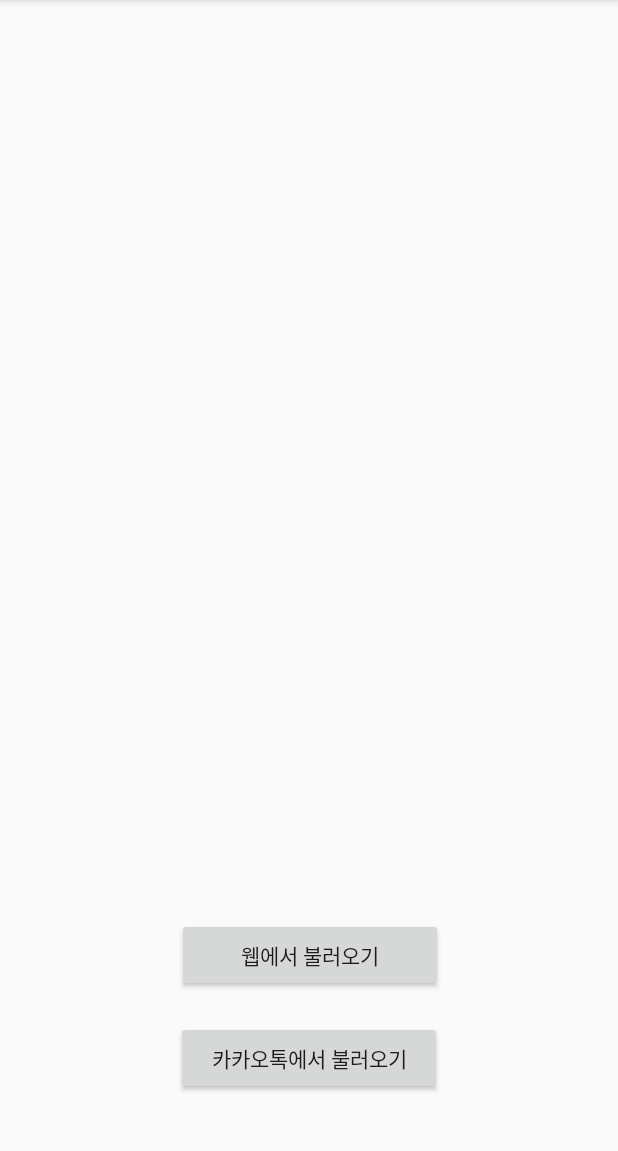
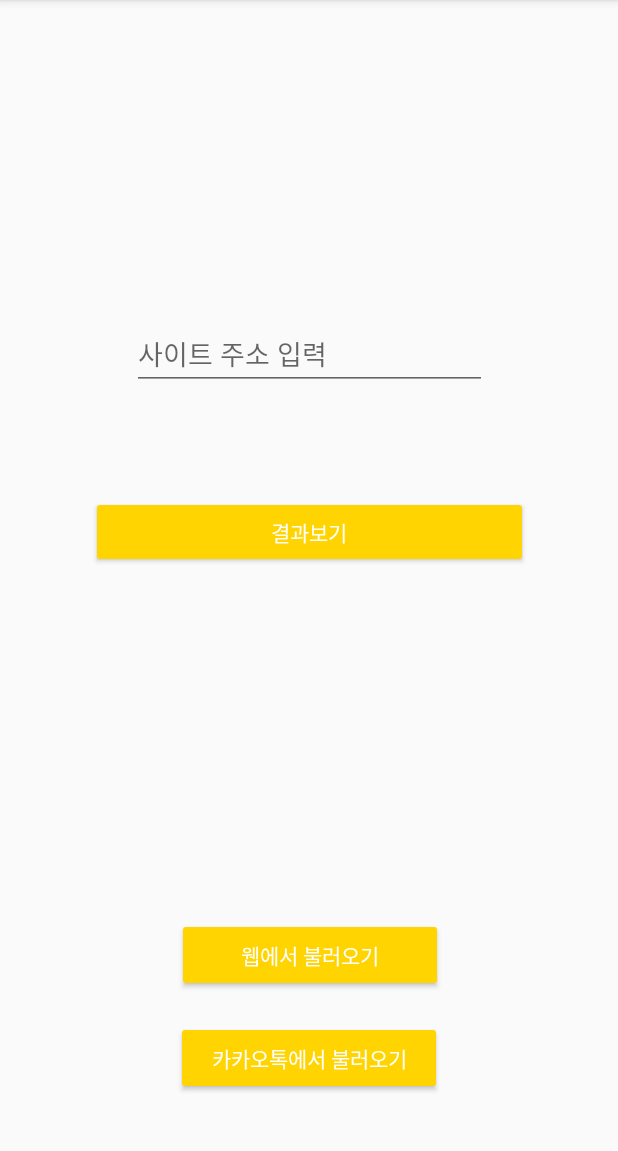
Before and after one commit to MinJaeSim/MobileWordCloud, an Android app: the MainActivity screen opened directly, with no data from a screen before it, after a tap on "웹에서 불러오기", on a phone screen of 412 x 824 dp, the part 84-1235 px from its top. Run offline under Robolectric (Android 15) with nearby library versions, the phone set to English and light mode, and no system bars.

Commit message:
기본 레이아웃

```diff
--- a/app/src/main/java/com/example/simminje/mobilewordcloud/View/CanvasView.java
+++ b/app/src/main/java/com/example/simminje/mobilewordcloud/Model/ResultCanvas.java
@@ -1,4 +1,4 @@
-package com.example.simminje.mobilewordcloud.View;
+package com.example.simminje.mobilewordcloud.Model;
 
 import android.content.Context;
 import android.graphics.Canvas;
@@ -8,10 +8,10 @@ import android.support.annotation.Nullable;
 import android.util.AttributeSet;
 import android.view.View;
 
-public class CanvasView extends View {
+public class ResultCanvas extends View {
     private Paint paint;
 
-    public CanvasView(Context context, @Nullable AttributeSet attrs) {
+    public ResultCanvas(Context context, @Nullable AttributeSet attrs) {
         super(context, attrs);
         paint = new Paint();
         paint.setAntiAlias(true);
--- a/app/src/main/java/com/example/simminje/mobilewordcloud/View/DisplayActivity.java
+++ b/app/src/main/java/com/example/simminje/mobilewordcloud/View/DisplayActivity.java
@@ -4,6 +4,7 @@ import android.os.Bundle;
 import android.support.annotation.Nullable;
 import android.support.v7.app.AppCompatActivity;
 
+import com.example.simminje.mobilewordcloud.Model.ResultCanvas;
 import com.example.simminje.mobilewordcloud.R;
 
 public class DisplayActivity extends AppCompatActivity {
@@ -11,8 +12,8 @@ public class DisplayActivity extends AppCompatActivity {
     @Override
     protected void onCreate(@Nullable Bundle savedInstanceState) {
         super.onCreate(savedInstanceState);
-        setContentView(R.layout.);
-        CanvasView canvasView = (CanvasView) findViewById(R.id.canvas_view);
+        setContentView(R.layout.activity_display);
+        ResultCanvas resultCanvas = (ResultCanvas) findViewById(R.id.canvas_view);
 
     }
 }
--- /dev/null
+++ b/app/src/main/java/com/example/simminje/mobilewordcloud/View/LoadWebFragment.java
@@ -0,0 +1,49 @@
+package com.example.simminje.mobilewordcloud.View;
+
+import android.os.Bundle;
+import android.support.annotation.Nullable;
+import android.support.v4.app.Fragment;
+import android.util.Log;
+import android.view.LayoutInflater;
+import android.view.View;
+import android.view.ViewGroup;
+
+import com.example.simminje.mobilewordcloud.R;
+
+import org.jsoup.Jsoup;
+import org.jsoup.nodes.Document;
+import org.jsoup.nodes.Element;
+import org.jsoup.select.Elements;
+
+import java.io.IOException;
+
+public class LoadWebFragment extends Fragment {
+    @Nullable
+    @Override
+    public View onCreateView(LayoutInflater inflater, @Nullable ViewGroup container, @Nullable Bundle savedInstanceState) {
+        View view = inflater.inflate(R.layout.fragment_load_web, container, false);
+        //Log.i("AAAA", "WEB");
+        crawlingData();
+
+        return view;
+    }
+
+    private void crawlingData() {
+        new Thread(){
+            @Override
+            public void run() {
+                String url = "http://news.joins.com/article/21755298?cloc=joongang|home|newslist1big";
+                Document doc = null;
+                try {
+                    doc = Jsoup.connect(url).header("content-type", "multipart/form-data; boundary=---011000010111000001101001").header("authorization", "Basic ZmJfMTY2MTUzMDc0NzQ2MTk5NDox").header("cache-control", "no-cache").get();
+                    Elements title = doc.select("div#article_body");
+                    for (Element e : title) {
+                        System.out.println(e.text());
+                    }
+                } catch (IOException e) {
+                    e.printStackTrace();
+                }
+            }
+        }.start();
+    }
+}
--- a/app/src/main/java/com/example/simminje/mobilewordcloud/View/MainActivity.java
+++ b/app/src/main/java/com/example/simminje/mobilewordcloud/View/MainActivity.java
@@ -1,35 +1,37 @@
 package com.example.simminje.mobilewordcloud.View;
 
-import android.content.Context;
-import android.os.Environment;
+import android.os.Bundle;
+import android.support.v4.app.Fragment;
+import android.support.v4.app.FragmentManager;
 import android.support.v7.app.AppCompatActivity;
-import android.os.Bundle;
-import android.util.Log;
 import android.view.View;
 import android.widget.Button;
-import android.widget.ListView;
-import android.widget.TextView;
 
 import com.example.simminje.mobilewordcloud.R;
 
-import java.util.List;
-
 public class MainActivity extends AppCompatActivity {
 
-
+    private FragmentManager fm;
 
     @Override
     protected void onCreate(Bundle savedInstanceState) {
         super.onCreate(savedInstanceState);
         setContentView(R.layout.activity_main);
 
+        fm = getSupportFragmentManager();
+        Fragment fragment = fm.findFragmentById(R.id.fragment_container);
+
+        if (fragment == null) {
+            fragment = new MainFragment();
+            fm.beginTransaction().add(R.id.fragment_container, fragment).commit();
+        }
 
         Button loadFromWebButton = (Button) findViewById(R.id.load_from_web_button);
         loadFromWebButton.setOnClickListener(new View.OnClickListener() {
             @Override
             public void onClick(View v) {
-                Log.i("AAAA", "Web");
-
+                Fragment LoadFromWebFragment = new LoadWebFragment();
+                fm.beginTransaction().replace(R.id.fragment_container, LoadFromWebFragment).commit();
             }
         });
 
@@ -37,8 +39,8 @@ public class MainActivity extends AppCompatActivity {
         loadFromKaKaoButton.setOnClickListener(new View.OnClickListener() {
             @Override
             public void onClick(View v) {
-                Log.i("AAAA", "KAKAO");
-
+                Fragment LoadFromKakaoFragment = new LoadKakaoFragment();
+                fm.beginTransaction().replace(R.id.fragment_container, LoadFromKakaoFragment).commit();
             }
         });
     }
--- /dev/null
+++ b/app/src/main/java/com/example/simminje/mobilewordcloud/View/MainFragment.java
@@ -0,0 +1,21 @@
+package com.example.simminje.mobilewordcloud.View;
+
+import android.os.Bundle;
+import android.support.annotation.Nullable;
+import android.support.v4.app.Fragment;
+import android.util.Log;
+import android.view.LayoutInflater;
+import android.view.View;
+import android.view.ViewGroup;
+
+import com.example.simminje.mobilewordcloud.R;
+
+public class MainFragment extends Fragment {
+    @Nullable
+    @Override
+    public View onCreateView(LayoutInflater inflater, @Nullable ViewGroup container, @Nullable Bundle savedInstanceState) {
+        View view = inflater.inflate(R.layout.fragment_main,container,false);
+        Log.i("AAAA","MAIN");
+        return view;
+    }
+}
--- a/app/src/main/res/layout/activity_display.xml
+++ b/app/src/main/res/layout/activity_display.xml
@@ -4,7 +4,7 @@
     android:layout_height="match_parent"
     android:orientation="vertical">
 
-    <com.example.simminje.mobilewordcloud.View.CanvasView
+    <com.example.simminje.mobilewordcloud.Model.ResultCanvas
         android:id="@+id/canvas_view"
         android:layout_width="match_parent"
         android:layout_height="wrap_content"
--- a/app/src/main/res/layout/activity_main.xml
+++ b/app/src/main/res/layout/activity_main.xml
@@ -5,37 +5,59 @@
     android:layout_width="match_parent"
     android:layout_height="match_parent"
     tools:context="com.example.simminje.mobilewordcloud.View.MainActivity"
-    tools:layout_editor_absoluteY="81dp"
-    tools:layout_editor_absoluteX="0dp">
-
+    tools:layout_editor_absoluteX="0dp"
+    tools:layout_editor_absoluteY="81dp">
 
 
     <Button
         android:id="@+id/load_from_web_button"
-        android:text="@string/dialog_load_from_web"
-        android:layout_gravity="bottom|start"
+        style="@style/Widget.AppCompat.Button.Colored"
         android:layout_width="177dp"
         android:layout_height="49dp"
+        android:layout_gravity="bottom|start"
         android:layout_marginBottom="19dp"
+        android:text="@string/dialog_load_from_web"
         app:layout_constraintBottom_toTopOf="@+id/load_from_kakao_button"
+        app:layout_constraintHorizontal_bias="0.502"
         app:layout_constraintLeft_toLeftOf="parent"
         app:layout_constraintRight_toRightOf="parent"
-        tools:layout_constraintRight_creator="1"
         tools:layout_constraintLeft_creator="1"
-        app:layout_constraintHorizontal_bias="0.502" />
+        tools:layout_constraintRight_creator="1" />
+
     <Button
         android:id="@+id/load_from_kakao_button"
-        android:text="@string/dialog_load_from_kakao"
-        android:layout_gravity="bottom|end"
+        style="@style/Widget.AppCompat.Button.Colored"
         android:layout_width="177dp"
         android:layout_height="49dp"
+        android:layout_gravity="bottom|end"
+        android:layout_marginBottom="38dp"
+        android:text="@string/dialog_load_from_kakao"
+        app:layout_constraintBottom_toBottomOf="parent"
+        app:layout_constraintLeft_toLeftOf="parent"
+        app:layout_constraintRight_toRightOf="parent"
+        tools:layout_constraintBottom_creator="1"
+        tools:layout_constraintLeft_creator="1"
+        tools:layout_constraintRight_creator="1" />
+
+    <FrameLayout
+        android:id="@+id/fragment_container"
+        android:layout_width="371dp"
+        android:layout_height="333dp"
+        android:layout_marginBottom="8dp"
+        android:layout_marginEnd="8dp"
+        android:layout_marginLeft="8dp"
+        android:layout_marginRight="8dp"
+        android:layout_marginStart="8dp"
+        android:layout_marginTop="8dp"
+        app:layout_constraintBottom_toTopOf="@+id/load_from_web_button"
+        app:layout_constraintLeft_toLeftOf="parent"
+        app:layout_constraintRight_toRightOf="parent"
+        app:layout_constraintTop_toTopOf="parent"
+        app:layout_constraintVertical_bias="0.2"
+        tools:layout_constraintLeft_creator="1"
         tools:layout_constraintRight_creator="1"
-        tools:layout_constraintBottom_creator="1"
-        app:layout_constraintBottom_toBottomOf="parent"
-        app:layout_constraintRight_toRightOf="parent"
-        tools:layout_constraintLeft_creator="1"
-        android:layout_marginBottom="38dp"
-        app:layout_constraintLeft_toLeftOf="parent" />
+        tools:layout_constraintTop_creator="1"
+        tools:layout_editor_absoluteX="5dp" />
 
 
 </android.support.constraint.ConstraintLayout>
--- /dev/null
+++ b/app/src/main/res/layout/fragment_load_web.xml
@@ -0,0 +1,42 @@
+<?xml version="1.0" encoding="utf-8"?>
+<android.support.constraint.ConstraintLayout xmlns:android="http://schemas.android.com/apk/res/android"
+    xmlns:app="http://schemas.android.com/apk/res-auto"
+    xmlns:tools="http://schemas.android.com/tools"
+    android:layout_width="match_parent"
+    android:layout_height="match_parent">
+
+    <EditText
+        android:id="@+id/url_input"
+        android:layout_width="0dp"
+        android:layout_height="wrap_content"
+        android:hint="@string/url_hint"
+        android:inputType="textUri"
+        tools:layout_constraintTop_creator="1"
+        tools:layout_constraintRight_creator="1"
+        android:layout_marginStart="67dp"
+        android:layout_marginEnd="67dp"
+        app:layout_constraintRight_toRightOf="parent"
+        android:layout_marginTop="151dp"
+        tools:layout_constraintLeft_creator="1"
+        app:layout_constraintLeft_toLeftOf="parent"
+        app:layout_constraintTop_toTopOf="parent" />
+
+    <Button
+        android:id="@+id/display_result"
+        style="@style/Widget.AppCompat.Button.Colored"
+        android:layout_width="0dp"
+        android:layout_height="48dp"
+        android:text="@string/display_result"
+        android:layout_marginRight="40dp"
+        app:layout_constraintRight_toRightOf="parent"
+        android:layout_marginLeft="40dp"
+        app:layout_constraintLeft_toLeftOf="parent"
+        tools:layout_constraintRight_creator="1"
+        tools:layout_constraintBottom_creator="1"
+        android:layout_marginStart="40dp"
+        app:layout_constraintBottom_toBottomOf="parent"
+        android:layout_marginEnd="40dp"
+        tools:layout_constraintLeft_creator="1"
+        android:layout_marginBottom="15dp" />
+
+</android.support.constraint.ConstraintLayout>
--- a/app/src/main/res/values/colors.xml
+++ b/app/src/main/res/values/colors.xml
@@ -2,5 +2,5 @@
 <resources>
     <color name="colorPrimary">#3F51B5</color>
     <color name="colorPrimaryDark">#303F9F</color>
-    <color name="colorAccent">#FF4081</color>
+    <color name="colorAccent">#FFD400</color>
 </resources>
--- a/app/src/main/res/values/strings.xml
+++ b/app/src/main/res/values/strings.xml
@@ -3,4 +3,6 @@
     <string name="dialog_load_from_web">웹에서 불러오기</string>
     <string name="dialog_load_from_kakao">카카오톡에서 불러오기</string>
     <string name="back_to_main">첫 화면으로</string>
+    <string name="url_hint">사이트 주소 입력</string>
+    <string name="display_result">결과보기</string>
 </resources>
```
Also changed, not shown: app/src/main/AndroidManifest.xml (+8 -0 lines), app/src/main/java/com/example/simminje/mobilewordcloud/View/LoadKakaoFragment.java (added, +22 -0 lines), app/src/main/java/com/example/simminje/mobilewordcloud/View/SplashActivity.java (+8 -1 lines), app/src/main/res/layout/fragment_load_kakao.xml (added, +26 -0 lines), app/src/main/res/layout/fragment_main.xml (added, +11 -0 lines).
